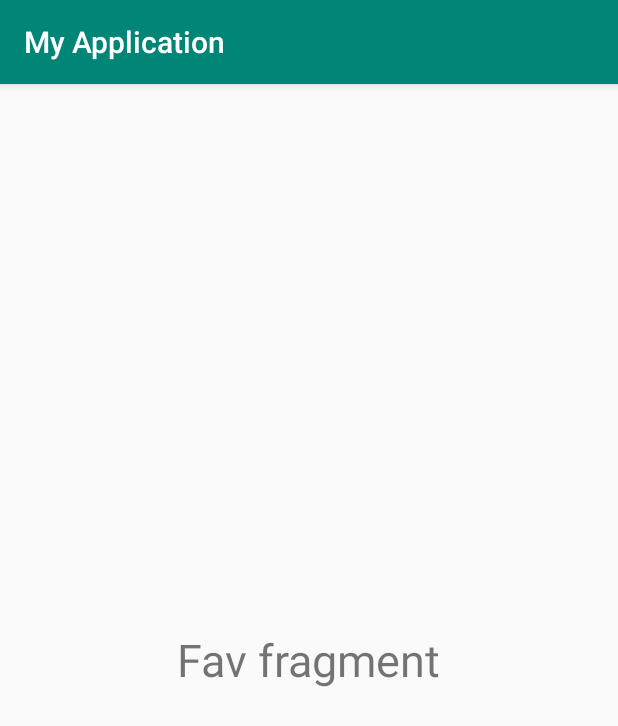
After one commit to JessicaWol/MyApplication, an Android app: the fragment FavoritesFragment shown on its own in the app's theme, on a phone screen of 412 x 824 dp. The commit adds this screen. Shown: the top 726 px of the screen. Run offline under Robolectric (Android 15) with nearby library versions, the phone set to English and light mode, and no system bars.

Commit message:
Fragment

```diff
--- /dev/null
+++ b/app/src/main/java/com/example/myapplication/View/FavoritesFragment.java
@@ -0,0 +1,22 @@
+package com.example.myapplication.View;
+
+import android.os.Bundle;
+import android.view.LayoutInflater;
+import android.view.View;
+import android.view.ViewGroup;
+
+import androidx.annotation.NonNull;
+import androidx.annotation.Nullable;
+import androidx.fragment.app.Fragment;
+
+
+import com.example.myapplication.R;
+
+public class FavoritesFragment extends Fragment {
+
+    @Nullable
+    @Override
+    public View onCreateView(@NonNull LayoutInflater inflater, @Nullable ViewGroup container, @Nullable Bundle savedInstanceState) {
+        return inflater.inflate(R.layout.page_favorites, container, false);
+    }
+}
--- /dev/null
+++ b/app/src/main/res/layout/page_favorites.xml
@@ -0,0 +1,13 @@
+<?xml version="1.0" encoding="utf-8"?>
+<RelativeLayout xmlns:android="http://schemas.android.com/apk/res/android"
+android:layout_width="match_parent"
+android:layout_height="match_parent">
+
+<TextView
+    android:layout_width="wrap_content"
+    android:layout_height="wrap_content"
+    android:text="Fav fragment"
+    android:textSize="30sp"
+    android:layout_centerInParent="true"/>
+
+</RelativeLayout>
--- /dev/null
+++ b/app/src/main/res/layout/page_notifications.xml
@@ -0,0 +1,5 @@
+<?xml version="1.0" encoding="utf-8"?>
+<RelativeLayout xmlns:android="http://schemas.android.com/apk/res/android"
+    android:layout_width="match_parent" android:layout_height="match_parent">
+
+</RelativeLayout>
--- a/build.gradle
+++ b/build.gradle
@@ -58,6 +58,8 @@ buildscript {
         useLibrary 'android.test.base'
         useLibrary 'android.test.mock'
     }
+    // NOTE: Do not place your application dependencies here; they belong
+        // in the individual module build.gradle files
 
 }
 */
```
Also changed, not shown: app/src/main/res/layout/activity_main.xml (+18 -1 lines).
